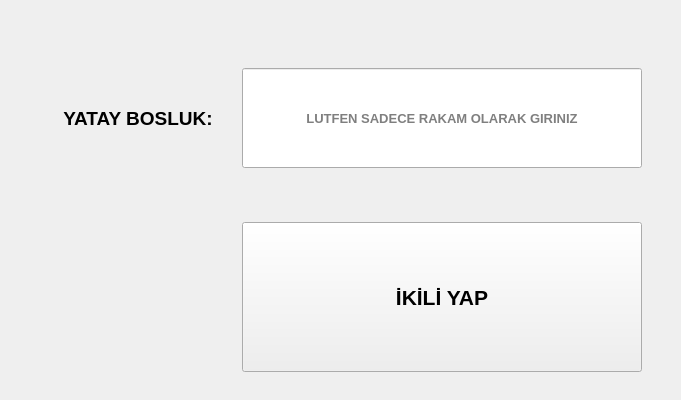
First picture: the form in Arayüz/dortluyap.ui, repository saidberk27/asparser, before the edit.
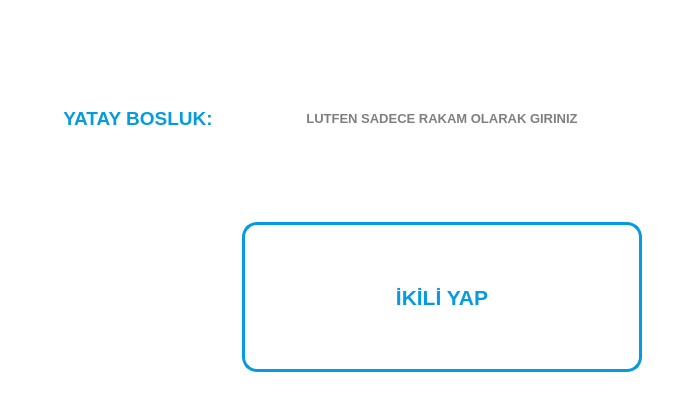
Second picture: the form after the edit.

```diff
--- a/Arayüz/dortluyap.ui
+++ b/Arayüz/dortluyap.ui
@@ -31,6 +31,9 @@
   <property name="windowTitle">
    <string>Dörtlü Yap</string>
   </property>
+  <property name="styleSheet">
+   <string notr="true">background-color: rgb(255, 255, 255);border:0;</string>
+  </property>
   <widget class="QWidget" name="centralwidget">
    <widget class="QWidget" name="gridLayoutWidget">
     <property name="geometry">
@@ -57,6 +60,9 @@
          <bold>true</bold>
         </font>
        </property>
+       <property name="styleSheet">
+        <string notr="true">color: rgb(4, 155, 224);</string>
+       </property>
        <property name="text">
         <string>YATAY BOSLUK:</string>
        </property>
@@ -131,6 +137,25 @@
          <bold>true</bold>
         </font>
        </property>
+       <property name="styleSheet">
+        <string notr="true">QPushButton {
+color: rgb(4, 155, 224);
+background-color: rgb(255, 255, 255);
+border: 3px solid;
+border-color:#049BE0;
+border-radius:15px
+}
+
+QPushButton:hover{
+	color: rgb(255, 255, 255);
+	background-color: rgb(4, 155, 224);
+
+}
+
+QPushButton:pressed{
+	background-color: rgb(62, 198, 247);
+}</string>
+       </property>
        <property name="text">
         <string>İKİLİ YAP</string>
        </property>
```
